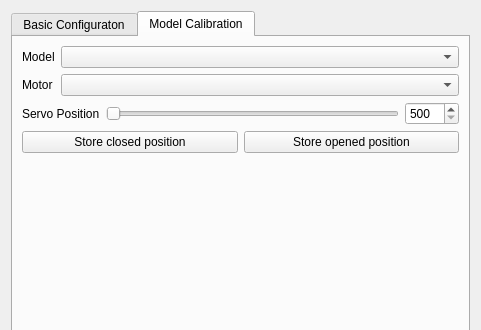
Above: pc/core/settingsform.ui from plule/pfe-costumes before the change; both pictures show x 0 to 481 and y 0 to 330 of the 481 by 523 pixel window. Below: the same form after it.
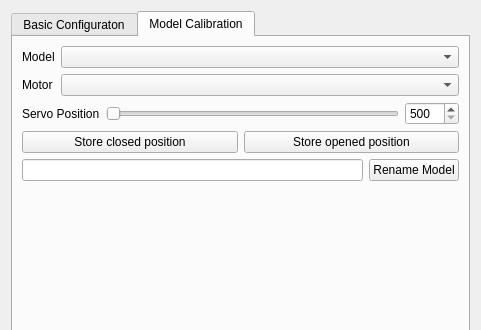
That is the form after the change.

Commit message: added model naming logic, switch to model for listing arduino

```diff
--- a/pc/core/settingsform.ui
+++ b/pc/core/settingsform.ui
@@ -295,6 +295,20 @@
          </item>
         </layout>
        </item>
+       <item>
+        <layout class="QHBoxLayout" name="horizontalLayout">
+         <item>
+          <widget class="QLineEdit" name="renameEdit"/>
+         </item>
+         <item>
+          <widget class="QPushButton" name="renameButton">
+           <property name="text">
+            <string>Rename Model</string>
+           </property>
+          </widget>
+         </item>
+        </layout>
+       </item>
        <item>
         <spacer name="verticalSpacer">
          <property name="orientation">
```
The commit also changes 9 other files.
